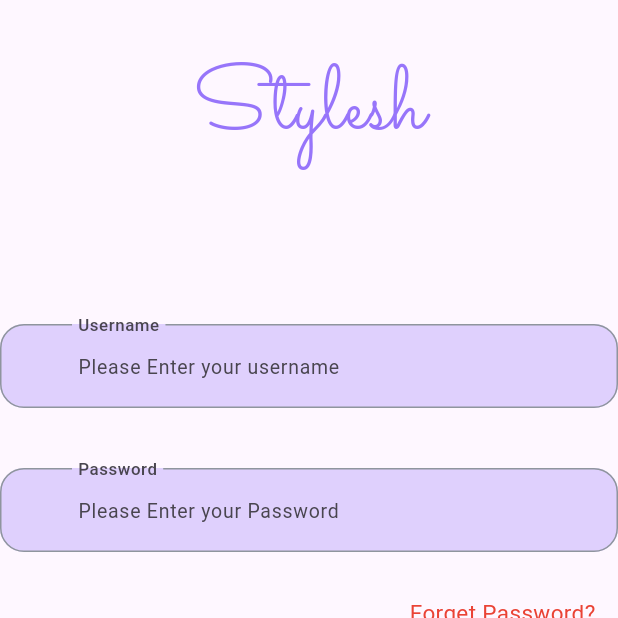
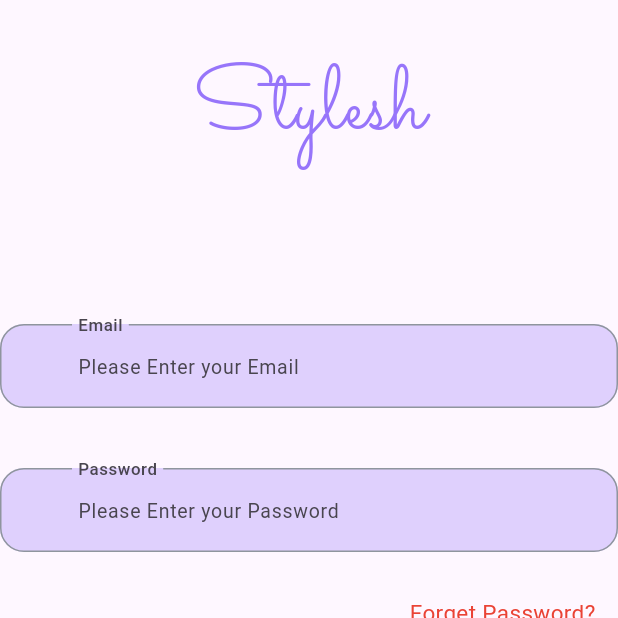
Before and after one commit to MohaMdSalah2003/Ecommerce_app, a Flutter app: the screen it shows after launch, on a phone screen of 412 x 824 dp, the top half of it. Run offline on Flutter 3.47's test engine with Material 3 defaults, Android fonts, the phone set to English and light mode, and no system bars; drawn by our look-alikes of flutter_advanced_switch; our stand-ins replace dartz, dio, firebase_auth, firebase_core, flashy_tab_bar2, flutter_animate and 5 more; missing offline and left inert: dart:ffi, flutter_facebook_auth; accounts and stored records are empty.

Commit message:
create auth repo and cubit

```diff
--- a/lib/core/widgets/custom_text_field.dart
+++ b/lib/core/widgets/custom_text_field.dart
@@ -10,16 +10,21 @@ class CustomTextField extends StatelessWidget {
     this.labelText,
     this.fillColor,
     this.maxLines,
+    this.controller,
   });
   final IconData? icon;
   final String hintText;
   final String? labelText;
   final Color? fillColor;
   final int? maxLines;
-
+  final TextEditingController? controller;
   @override
   Widget build(BuildContext context) {
     return TextFormField(
+      validator: (value) {
+        return 'Plase Enter the data';
+      },
+      controller: controller,
       maxLines: maxLines,
       decoration: InputDecoration(
         alignLabelWithHint: true,
--- a/lib/features/Auth/Data/repo/auth_repo.dart
+++ b/lib/features/Auth/Data/repo/auth_repo.dart
@@ -6,6 +6,6 @@ abstract class AuthRepo {
   Future<Either<String, void>> signIN(
       {required String email, required String password});
   Future<void> signOut();
-  Future<void> signInWithGoogle();
-  Future<void> signInWithFacebook();
+  Future<Either<String, void>> signInWithGoogle();
+  Future<Either<String, void>> signInWithFacebook();
 }
--- a/lib/features/Auth/presentation/manager/cubit/auth_cubit_state.dart
+++ b/lib/features/Auth/presentation/manager/cubit/auth_cubit_state.dart
@@ -4,3 +4,45 @@ part of 'auth_cubit_cubit.dart';
 sealed class AuthCubitState {}
 
 final class AuthCubitInitial extends AuthCubitState {}
+
+final class AuthLoading extends AuthCubitState {}
+
+final class CreatAccountSuccess extends AuthCubitState {}
+
+final class CreatAccountFauiler extends AuthCubitState {
+  final String messagEerror;
+
+  CreatAccountFauiler({required this.messagEerror});
+}
+
+final class SignInSuccess extends AuthCubitState {}
+
+final class SignInFauiler extends AuthCubitState {
+  final String messagEerror;
+
+  SignInFauiler({required this.messagEerror});
+}
+
+final class SignInGoogleSuccess extends AuthCubitState {}
+
+final class SignInGoogleFauiler extends AuthCubitState {
+  final String messagEerror;
+
+  SignInGoogleFauiler({required this.messagEerror});
+}
+
+final class SignInFacebookSuccess extends AuthCubitState {}
+
+final class SignInFacebookFauiler extends AuthCubitState {
+  final String messagEerror;
+
+  SignInFacebookFauiler({required this.messagEerror});
+}
+
+final class SignOutSuccess extends AuthCubitState {}
+
+final class SignOutFauiler extends AuthCubitState {
+  final String messagEerror;
+
+  SignOutFauiler({required this.messagEerror});
+}
--- a/lib/features/Auth/presentation/views/signup_view.dart
+++ b/lib/features/Auth/presentation/views/signup_view.dart
@@ -6,7 +6,7 @@ class SignUpView extends StatelessWidget {
 
   @override
   Widget build(BuildContext context) {
-    return Scaffold(
+    return const Scaffold(
       body: SafeArea(child: SignupViewBody()),
     );
   }
--- a/lib/features/Auth/presentation/views/widgets/FaceOrGoogleButton.dart
+++ b/lib/features/Auth/presentation/views/widgets/FaceOrGoogleButton.dart
@@ -1,18 +1,47 @@
-
+import 'package:ecommerce_app/core/utils/Functions/Custom_snak_bar.dart';
+import 'package:ecommerce_app/features/Auth/presentation/manager/cubit/auth_cubit_cubit.dart';
+import 'package:ecommerce_app/features/Home/presentation/view/home_view.dart';
 import 'package:flutter/material.dart';
+import 'package:flutter_bloc/flutter_bloc.dart';
 import 'package:flutter_svg/svg.dart';
+import 'package:get/get.dart';
 
 class Faceorgooglebutton extends StatelessWidget {
   const Faceorgooglebutton({super.key});
 
   @override
   Widget build(BuildContext context) {
-    return  Row(
+    return BlocConsumer<AuthCubitCubit, AuthCubitState>(
+      listener: (context, state) {
+        if (state is SignInGoogleSuccess) {
+          customSnakBar(context, 'Login Success');
+          Get.to(() => const HomeView());
+        }
+        if (state is SignInGoogleFauiler) {
+          customSnakBar(context, state.messagEerror);
+        }
+        if (state is SignInFacebookSuccess) {
+          customSnakBar(context, 'Login Success');
+          Get.to(() => const HomeView());
+        }
+        if (state is SignInFacebookFauiler) {
+          customSnakBar(context, state.messagEerror);
+        }
+      },
+      builder: (context, state) {
+        return Row(
           mainAxisAlignment: MainAxisAlignment.center,
           children: [
-                  CustomIconButton(iconImage: "assets/images/Google.svg",),
-                 const SizedBox(width: 20,),
-                  CustomIconButton(iconImage: "assets/images/Facebook.svg")
+            CustomIconButton(
+              iconImage: "assets/images/Google.svg",
+              ontap: () {
+                BlocProvider.of<AuthCubitCubit>(context).signInWithGoogle();
+              },
+            ),
+            const SizedBox(
+              width: 20,
+            ),
+            const CustomIconButton(iconImage: "assets/images/Facebook.svg")
 
             // IconButton(onPressed: (){}, icon:Container(
             //   width: 40,
@@ -22,26 +51,26 @@ class Faceorgooglebutton extends StatelessWidget {
             //     image: AssetImage("assets/images/Facebook.png")),
             // )),
             // IconButton(onPressed:(){},icon:Container(child: Image(image: AssetImage("assets/images/Google.png"))) ,)
-              ],);
+          ],
+        );
+      },
+    );
   }
 }
 
-
-
-
 class CustomIconButton extends StatelessWidget {
-   CustomIconButton({
-    required
-    this.iconImage,
-    super.key, this.ontap,
+  const CustomIconButton({
+    required this.iconImage,
+    super.key,
+    this.ontap,
   });
   final String iconImage;
   final void Function()? ontap;
   @override
   Widget build(BuildContext context) {
     return GestureDetector(
-      onTap:ontap,
-      child: Container(
+      onTap: ontap,
+      child: SizedBox(
         width: 37,
         height: 37,
         child: SvgPicture.asset(iconImage),
--- /dev/null
+++ b/lib/features/Auth/presentation/views/widgets/custom_blocconsumer_login.dart
@@ -0,0 +1,44 @@
+import 'package:ecommerce_app/core/utils/Functions/Custom_snak_bar.dart';
+import 'package:ecommerce_app/core/widgets/custom_button.dart';
+import 'package:ecommerce_app/features/Auth/presentation/manager/cubit/auth_cubit_cubit.dart';
+import 'package:ecommerce_app/features/Home/presentation/view/home_view.dart';
+import 'package:flutter/material.dart';
+import 'package:flutter_bloc/flutter_bloc.dart';
+import 'package:get/get.dart';
+
+class CustomBlocConsumerLogin extends StatelessWidget {
+  const CustomBlocConsumerLogin({
+    super.key,
+    required this.email,
+    required this.password,
+    required this.formKey,
+  });
+  final String email, password;
+  final GlobalKey<FormState> formKey;
+  @override
+  Widget build(BuildContext context) {
+    return BlocConsumer<AuthCubitCubit, AuthCubitState>(
+      listener: (context, state) {
+        if (state is SignInSuccess) {
+          customSnakBar(context, 'Login Success');
+          Get.to(() => const HomeView());
+        }
+        if (state is SignInFauiler) {
+          customSnakBar(context, state.messagEerror);
+        }
+      },
+      builder: (context, state) {
+        return CustomButton(
+          isLoading: state is AuthLoading ? true : false,
+          title: "Login",
+          onTap: () {
+            if (formKey.currentState!.validate()) {
+              BlocProvider.of<AuthCubitCubit>(context)
+                  .signIN(email: email, password: password);
+            }
+          },
+        );
+      },
+    );
+  }
+}
--- a/lib/features/Auth/presentation/views/widgets/login_view_body.dart
+++ b/lib/features/Auth/presentation/views/widgets/login_view_body.dart
@@ -1,16 +1,14 @@
 import 'package:ecommerce_app/core/utils/styles.dart';
-import 'package:ecommerce_app/core/widgets/custom_button.dart';
 import 'package:ecommerce_app/core/widgets/custom_textSwitch.dart';
 import 'package:ecommerce_app/core/widgets/custom_text_field.dart';
 import 'package:ecommerce_app/features/Auth/presentation/views/forget_password_view.dart';
-import 'package:ecommerce_app/features/Auth/presentation/views/gender_view.dart';
 import 'package:ecommerce_app/features/Auth/presentation/views/signup_view.dart';
 import 'package:ecommerce_app/features/Auth/presentation/views/widgets/FaceOrGoogleButton.dart';
+import 'package:ecommerce_app/features/Auth/presentation/views/widgets/custom_blocconsumer_login.dart';
 
 import 'package:flutter/material.dart';
 import 'package:flutter/widgets.dart';
-import 'package:flutter_advanced_switch/flutter_advanced_switch.dart';
-import 'package:flutter_svg/svg.dart';
+
 import 'package:get/get.dart';
 
 class LoginViewBody extends StatefulWidget {
@@ -25,8 +23,12 @@ class _LoginViewBodyState extends State<LoginViewBody> {
 
   bool _checked = false;
 
+  TextEditingController? emailController;
+  TextEditingController? passwordController;
   @override
   void initState() {
+    emailController = TextEditingController();
+    passwordController = TextEditingController();
     super.initState();
 
     _controller.addListener(() {
@@ -40,10 +42,14 @@ class _LoginViewBodyState extends State<LoginViewBody> {
     });
   }
 
+  GlobalKey<FormState> formKey = GlobalKey();
+
   @override
   Widget build(BuildContext context) {
     return SingleChildScrollView(
       child: Center(
+        child: Form(
+          key: formKey,
           child: Column(
             crossAxisAlignment: CrossAxisAlignment.center,
             children: [
@@ -59,16 +65,18 @@ class _LoginViewBodyState extends State<LoginViewBody> {
               const SizedBox(
                 height: 100,
               ),
-            const CustomTextField(
-              hintText: "Please Enter your username",
-              labelText: "Username",
+              CustomTextField(
+                hintText: "Please Enter your Email",
+                labelText: "Email",
+                controller: emailController,
               ),
               const SizedBox(
                 height: 40,
               ),
-            const CustomTextField(
+              CustomTextField(
                 hintText: "Please Enter your Password",
                 labelText: "Password",
+                controller: passwordController,
               ),
               const SizedBox(
                 height: 30,
@@ -108,16 +116,11 @@ class _LoginViewBodyState extends State<LoginViewBody> {
               const SizedBox(
                 height: 25,
               ),
-            GestureDetector(
-                onTap: () {
-                  Get.to(() => const GenderView());
-                },
-                child: CustomButton(
-                  title: "Login",
-                  onTap: () {
-                    Get.to(() => const GenderView());
-                  },
-                )),
+              CustomBlocConsumerLogin(
+                email: emailController!.text,
+                password: passwordController!.text,
+                formKey: formKey,
+              ),
               const SizedBox(
                 height: 30,
               ),
@@ -137,6 +140,7 @@ class _LoginViewBodyState extends State<LoginViewBody> {
             ],
           ),
         ),
+      ),
     );
   }
 }
--- a/lib/main.dart
+++ b/lib/main.dart
@@ -1,7 +1,11 @@
+import 'package:ecommerce_app/core/utils/bloc_obser.dart';
+import 'package:ecommerce_app/features/Auth/Data/repo/auth_repo_imp.dart';
+import 'package:ecommerce_app/features/Auth/presentation/manager/cubit/auth_cubit_cubit.dart';
 import 'package:ecommerce_app/features/Splash/presentation/views/splash_view.dart';
 import 'package:ecommerce_app/firebase_options.dart';
 import 'package:firebase_core/firebase_core.dart';
 import 'package:flutter/material.dart';
+import 'package:flutter_bloc/flutter_bloc.dart';
 import 'package:get/get.dart';
 
 void main() async {
@@ -9,7 +13,7 @@ void main() async {
   await Firebase.initializeApp(
     options: DefaultFirebaseOptions.currentPlatform,
   );
-
+  Bloc.observer = SimpleObserv();
   runApp(const Ecommerce());
 }
 
@@ -18,12 +22,19 @@ class Ecommerce extends StatelessWidget {
 
   @override
   Widget build(BuildContext context) {
-    return GetMaterialApp(
-      theme: ThemeData(
-        brightness: Brightness.light,
+    return MultiBlocProvider(
+      providers: [
+        BlocProvider(
+          create: (context) => AuthCubitCubit(AuthRepoImp()),
+        ),
+      ],
+      child: GetMaterialApp(
+        theme: ThemeData(
+          brightness: Brightness.light,
+        ),
+        debugShowCheckedModeBanner: false,
+        home: const SplashView(),
       ),
-      debugShowCheckedModeBanner: false,
-      home: const SplashView(),
     );
   }
 }
```
Also changed, not shown: lib/core/utils/bloc_obser.dart (added, +34 -0 lines), lib/features/Auth/Data/repo/auth_repo_imp.dart (+16 -3 lines), lib/features/Auth/presentation/manager/cubit/auth_cubit_cubit.dart (+68 -4 lines), lib/features/Auth/presentation/views/widgets/custom_blocconsumer_sign.dart (added, +44 -0 lines), lib/features/Auth/presentation/views/widgets/signup_view_body.dart (+86 -45 lines). Lines whose indentation alone changed are shown as unchanged.
